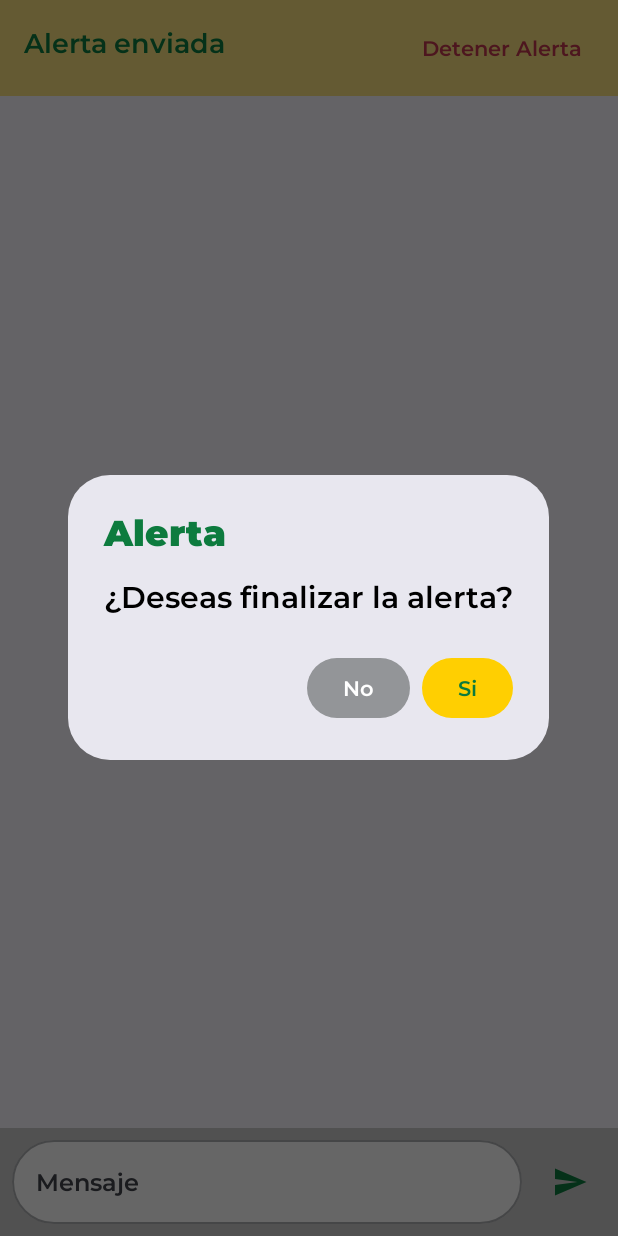
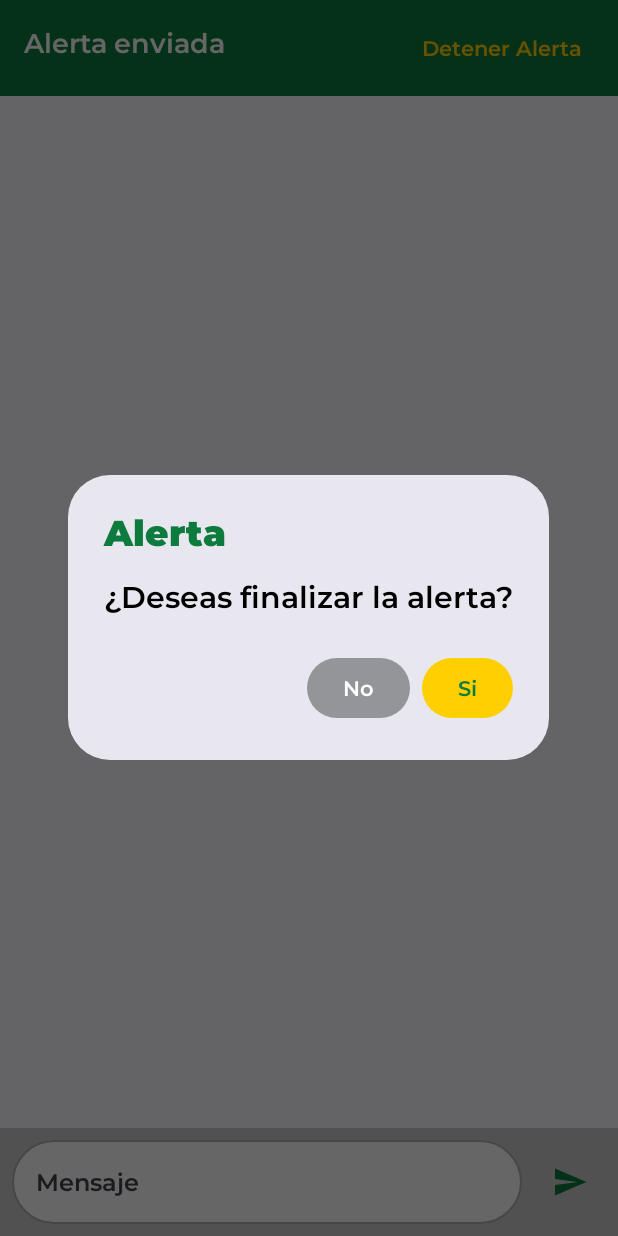
Before and after one commit to FabianRavitDev/AlertaTemprana, an Android app built with Jetpack Compose: the ChatView screen opened through its navigation route, after a tap on "Detener Alerta", on a phone screen of 412 x 824 dp. Run offline under Robolectric (Android 15) with nearby library versions, the phone set to English and light mode, and no system bars.

Commit message:
Update color and error

```diff
--- a/app/src/main/java/com/ravit/alertatemprana/ui/view/chat/chatView.kt
+++ b/app/src/main/java/com/ravit/alertatemprana/ui/view/chat/chatView.kt
@@ -121,12 +121,12 @@ fun ChatView(viewModel: ChatViewModel) {
                         Row (modifier = Modifier.padding(vertical = 10.dp)) {
                             Text(
                                 text = "Alerta enviada",
-                                color = GreenPrimary,
+                                color = Color.White,
                                 style = androidx.compose.ui.text.TextStyle(
                                     fontWeight = FontWeight.SemiBold,
                                     fontFamily = MonserratFontFamily,
                                     fontSize = 18.sp,
-                                    color = GreenPrimary
+                                    color = Color.White
                                 )
                             )
                         }
@@ -136,24 +136,24 @@ fun ChatView(viewModel: ChatViewModel) {
                             onClick = { showDialog.value = true },
                             colors = ButtonDefaults.buttonColors(
                                 containerColor = Color.Transparent,
-                                contentColor = RedPrimary
+                                contentColor = YellowPrimary
                             )
                         ) {
                             Text(
                                 text = "Detener Alerta",
-                                color = RedPrimary,
+                                color = YellowPrimary,
                                 style = androidx.compose.ui.text.TextStyle(
                                     fontWeight = FontWeight.SemiBold,
                                     fontFamily = MonserratFontFamily,
                                     fontSize = 14.sp,
-                                    color = RedPrimary
+                                    color = YellowPrimary
                                 )
                             )
                         }
                     }
                 },
                 colors = TopAppBarDefaults.smallTopAppBarColors(
-                containerColor = YellowPrimary.copy(alpha = 0.5f)
+                containerColor = GreenPrimary
                 )
             )
         },
```
Also changed, not shown: app/src/main/java/com/ravit/alertatemprana/ui/view/home/homeViewModel.kt (+0 -12 lines).
